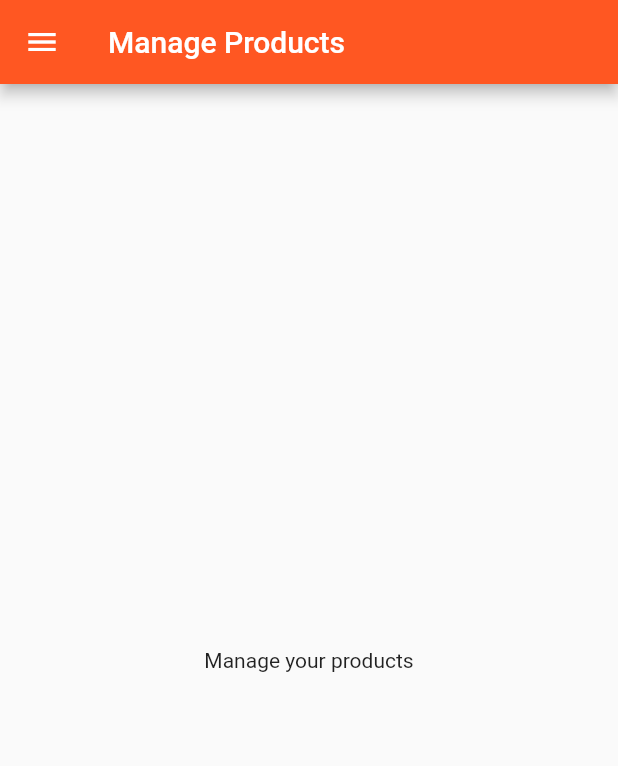
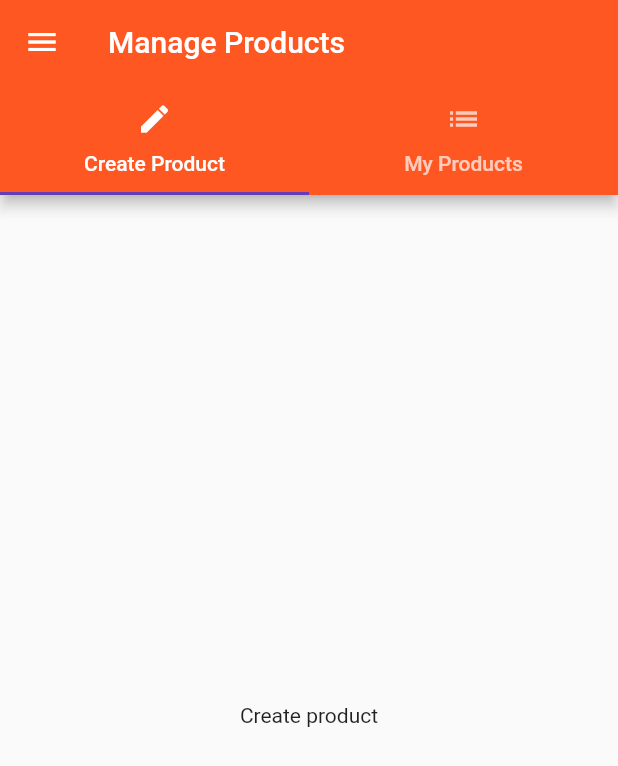
Before and after one commit to MateuszNaKodach/flutter_course_application, a Flutter app: the ProductsAdminPage screen opened directly, on a phone screen of 412 x 824 dp. Shown: the top 766 px of the screen. Run offline on Flutter 3.47's test engine with Material 2 defaults, Android fonts, the phone set to English and light mode, and no system bars.

Commit message:
Section 6: Lecture 76. Adding Tabs

```diff
--- /dev/null
+++ b/lib/pages/product_create.dart
@@ -0,0 +1,10 @@
+import 'package:flutter/material.dart';
+
+class ProductCreatePage extends StatelessWidget{
+
+  @override
+  Widget build(BuildContext context) {
+    return Center(child: Text('Create product'));
+  }
+
+}
--- /dev/null
+++ b/lib/pages/product_list.dart
@@ -0,0 +1,10 @@
+import 'package:flutter/material.dart';
+
+class ProductListPage extends StatelessWidget{
+
+  @override
+  Widget build(BuildContext context) {
+    return Center(child: Text('Manage your products'));
+  }
+
+}
--- a/lib/pages/products_admin.dart
+++ b/lib/pages/products_admin.dart
@@ -1,25 +1,51 @@
 import 'package:flutter/material.dart';
+import 'package:flutter_course_application/pages/product_create.dart';
+import 'package:flutter_course_application/pages/product_list.dart';
 import 'package:flutter_course_application/pages/products.dart';
 
 class ProductsAdminPage extends StatelessWidget {
   @override
   Widget build(BuildContext context) {
+    return DefaultTabController(length: 2, child: _buildScaffold(context));
+  }
+
+  Widget _buildScaffold(BuildContext context) {
     return Scaffold(
         drawer: _buildNavigationDrawer(context),
-        appBar: AppBar(title: Text('Manage Products')),
-        body: Center(child: Text('Manage your products')));
+        appBar: _buildPageAppBar(context),
+        body: _buildPageBody(context));
+  }
+
+  Widget _buildPageAppBar(BuildContext context) {
+    return AppBar(
+        title: Text('Manage Products'),
+        bottom: TabBar(tabs: [
+          Tab(text: 'Create Product', icon: Icon(Icons.create)),
+          Tab(text: 'My Products', icon: Icon(Icons.list))
+        ]));
+  }
+
+  Widget _buildPageBody(BuildContext context) {
+    return TabBarView(
+      children: [
+        ProductCreatePage(),
+        ProductListPage()
+      ]
+    );
   }
 
   Widget _buildNavigationDrawer(BuildContext context) {
-    return Drawer(child: Column(
-        children: [
-          AppBar(title: Text('Choose'), automaticallyImplyLeading: false),
-          ListTile(title: Text('All Products'), onTap: ()=>_navigateToProductsPage(context))
-        ]
-    ));
+    return Drawer(
+        child: Column(children: [
+      AppBar(title: Text('Choose'), automaticallyImplyLeading: false),
+      ListTile(
+          title: Text('All Products'),
+          onTap: () => _navigateToProductsPage(context))
+    ]));
   }
 
-  void _navigateToProductsPage(BuildContext context){
-    Navigator.pushReplacement(context, MaterialPageRoute(builder: (BuildContext context)=> ProductsPage()));
+  void _navigateToProductsPage(BuildContext context) {
+    Navigator.pushReplacement(context,
+        MaterialPageRoute(builder: (BuildContext context) => ProductsPage()));
   }
 }
```
